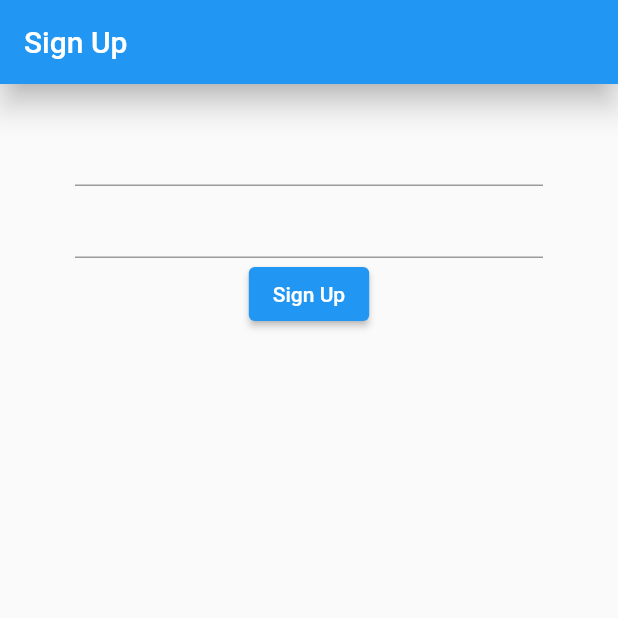
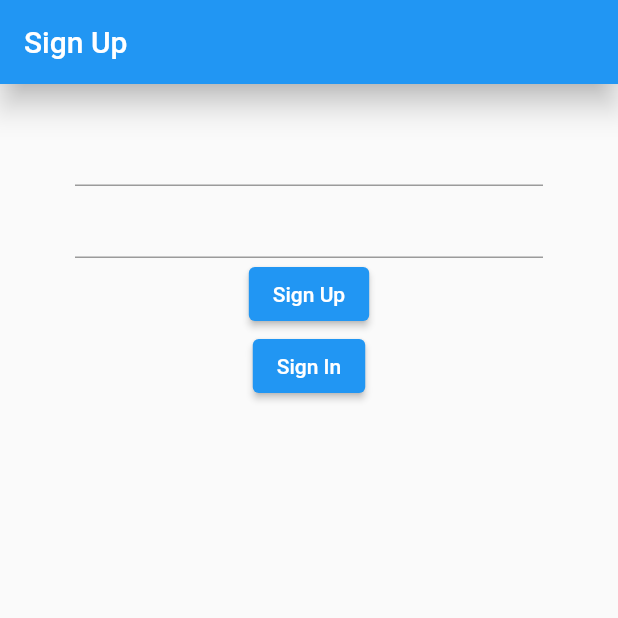
Before and after one commit to alexis084/Quotely, a Flutter app: the screen it shows after launch, after a tap on "Sign Up", on a phone screen of 412 x 824 dp, the top half of it. Run offline on Flutter 3.47's test engine with Material 2 defaults, Android fonts, the light colour scheme and no system bars; our stand-ins replace firebase_auth, firebase_core; accounts and stored records are empty; network calls fail.

Commit message:
Refactored auth. Implemented wrapper.

```diff
--- a/lib/main.dart
+++ b/lib/main.dart
@@ -1,6 +1,9 @@
 import 'package:flutter/material.dart';
-import 'package:twitter_app/auth/signup_screen.dart';
+import 'package:provider/provider.dart';
+import 'package:twitter_app/models/user.dart';
 import 'package:firebase_core/firebase_core.dart';
+import 'package:twitter_app/screens/wrapper.dart';
+import 'package:twitter_app/services/auth.dart';
 
 void main() {
   WidgetsFlutterBinding.ensureInitialized();
@@ -28,13 +31,10 @@ class _MyAppState extends State<MyApp> {
 
         // Once complete, show your application
         if (snapshot.connectionState == ConnectionState.done) {
-          return MaterialApp(
-            title: 'Flutter Demo',
-            theme: ThemeData(
-              primaryColor: Colors.blue,
-              visualDensity: VisualDensity.adaptivePlatformDensity,
-            ),
-            home: SignUp(),
+          return StreamProvider<UserModel>.value(
+            value: AuthService().user,
+            initialData: null,
+            child: MaterialApp(home: Wrapper()),
           );
         }
 
--- /dev/null
+++ b/lib/models/user.dart
@@ -0,0 +1,5 @@
+class UserModel {
+  final String id;
+
+  UserModel({this.id});
+}
--- a/lib/auth/signup_screen.dart
+++ b/lib/screens/auth/signup_screen.dart
@@ -1,5 +1,5 @@
-import 'package:firebase_auth/firebase_auth.dart';
 import 'package:flutter/material.dart';
+import 'package:twitter_app/services/auth.dart';
 
 class SignUp extends StatefulWidget {
   @override
@@ -7,28 +7,10 @@ class SignUp extends StatefulWidget {
 }
 
 class _SignUpState extends State<SignUp> {
-  FirebaseAuth auth = FirebaseAuth.instance;
+  final AuthService _authService = AuthService();
 
   String email = '';
   String password = '';
-
-  void signUp() async {
-    try {
-      UserCredential userCredential =
-          await FirebaseAuth.instance.createUserWithEmailAndPassword(
-        email: email,
-        password: password,
-      );
-    } on FirebaseAuthException catch (e) {
-      if (e.code == 'weak-password') {
-        print('The password provided is too weak.');
-      } else if (e.code == 'email-already-in-use') {
-        print('The account already exists for that email.');
-      }
-    } catch (e) {
-      print(e);
-    }
-  }
 
   @override
   Widget build(BuildContext context) {
@@ -59,7 +41,13 @@ class _SignUpState extends State<SignUp> {
               ElevatedButton(
                 child: Text('Sign Up'),
                 onPressed: () async => {
-                  signUp(),
+                  _authService.signUp(email, password),
+                },
+              ),
+              ElevatedButton(
+                child: Text('Sign In'),
+                onPressed: () async => {
+                  _authService.signIn(email, password),
                 },
               ),
             ],
--- /dev/null
+++ b/lib/screens/wrapper.dart
@@ -0,0 +1,20 @@
+import 'package:flutter/material.dart';
+import 'package:provider/provider.dart';
+import 'package:twitter_app/models/user.dart';
+import 'package:twitter_app/screens/auth/signup_screen.dart';
+import 'package:twitter_app/screens/main/home.dart';
+
+class Wrapper extends StatelessWidget {
+  @override
+  Widget build(BuildContext context) {
+    final user = Provider.of<UserModel>(context);
+
+    if (user == null) {
+      //show auth system routes
+      return SignUp();
+    }
+
+    //show main system routes
+    return Home();
+  }
+}
--- /dev/null
+++ b/lib/services/auth.dart
@@ -0,0 +1,57 @@
+import 'package:firebase_auth/firebase_auth.dart';
+import 'package:twitter_app/models/user.dart';
+
+class AuthService {
+  FirebaseAuth auth = FirebaseAuth.instance;
+
+  UserModel _userFromFireBaseUser(User user) {
+    return user != null ? UserModel(id: user.uid) : null;
+  }
+
+  Stream<UserModel> get user {
+    return auth.authStateChanges().map(_userFromFireBaseUser);
+  }
+
+  Future signUp(String email, String password) async {
+    try {
+      User user = (await auth.createUserWithEmailAndPassword(
+        email: email,
+        password: password,
+      )) as User;
+
+      _userFromFireBaseUser(user);
+    } on FirebaseAuthException catch (e) {
+      if (e.code == 'weak-password') {
+        print('The password provided is too weak.');
+      } else if (e.code == 'email-already-in-use') {
+        print('The account already exists for that email.');
+      }
+    } catch (e) {
+      print(e);
+    }
+  }
+
+  Future signIn(String email, String password) async {
+    try {
+      User user = (await auth.signInWithEmailAndPassword(
+        email: email,
+        password: password,
+      )) as User;
+
+      _userFromFireBaseUser(user);
+    } on FirebaseAuthException catch (e) {
+      print(e);
+    } catch (e) {
+      print(e);
+    }
+  }
+
+  Future signOut() async {
+    try {
+      return await auth.signOut();
+    } catch (e) {
+      print(e.toString());
+      return null;
+    }
+  }
+}
--- a/pubspec.yaml
+++ b/pubspec.yaml
@@ -26,6 +26,7 @@ dependencies:
   firebase_core: "0.7.0"
   firebase_auth: "^0.20.1"
   firebase_auth_web:
+  provider: ^5.0.0
 
 
   # The following adds the Cupertino Icons font to your application.
```
Also changed, not shown: lib/screens/main/home.dart (added, +25 -0 lines), pubspec.lock.
